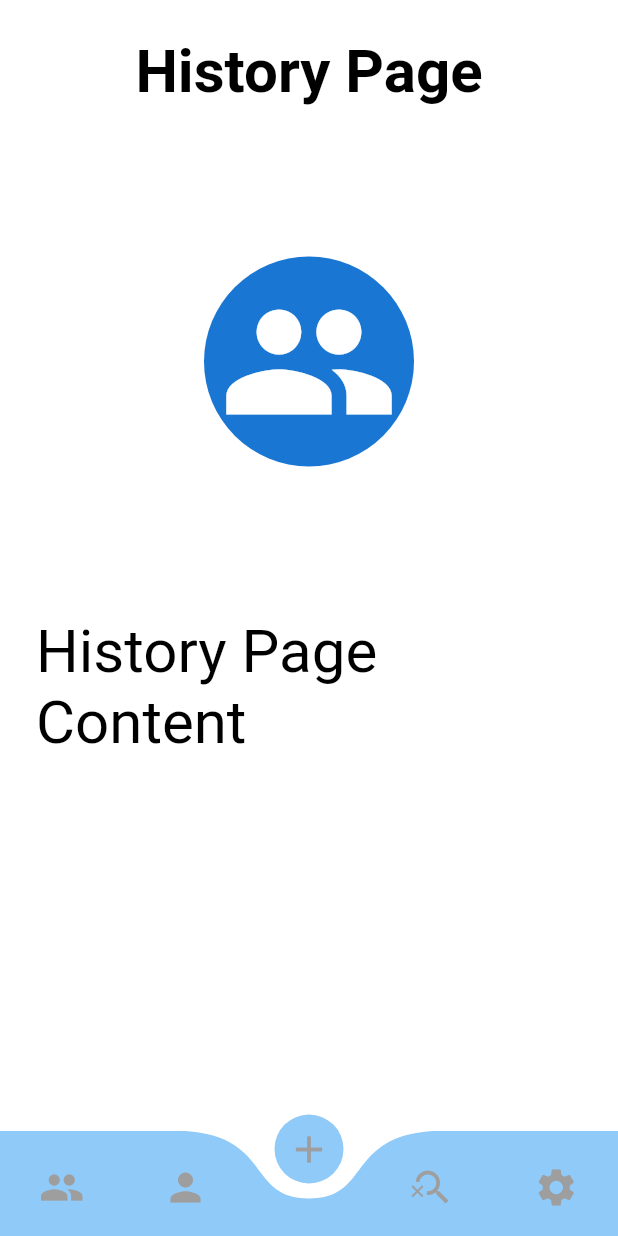
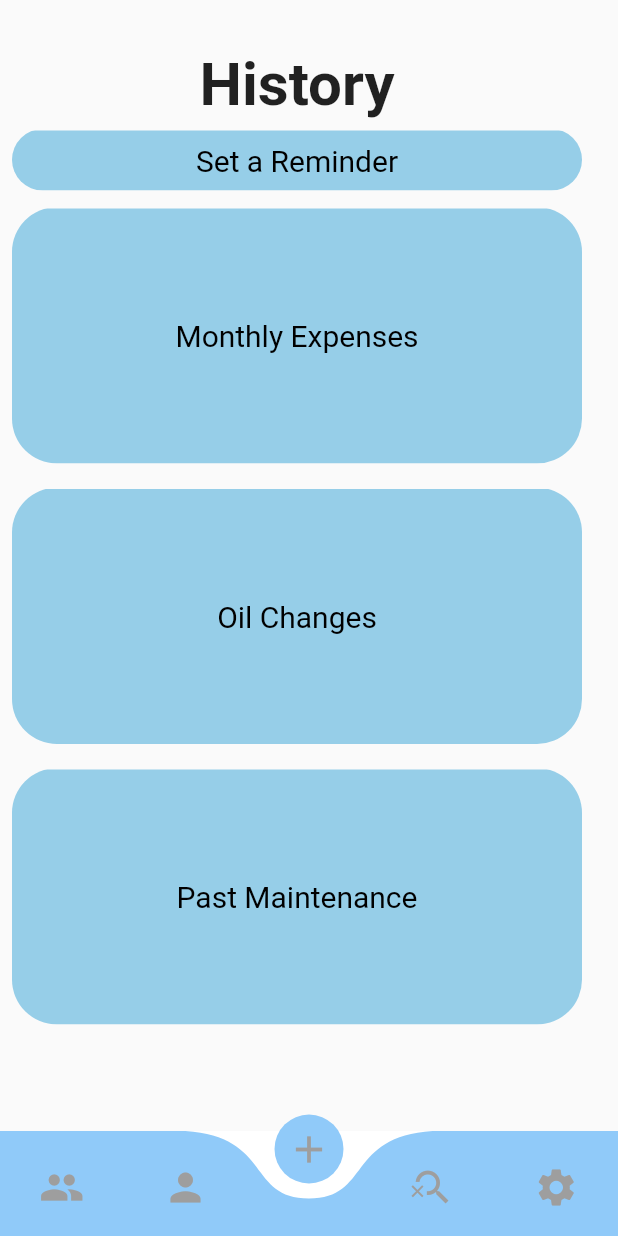
Before and after one commit to jabezj1/Motore, a Flutter app: the screen it shows once a user with an empty profile is signed in, item 3 of the bottom bar chosen, on a phone screen of 412 x 824 dp. Run offline on Flutter 3.47's test engine with Material 2 defaults, Android fonts, the phone set to English and light mode, and no system bars; drawn by our look-alikes of curved_navigation_bar; our stand-ins replace animated_splash_screen, firebase_auth, firebase_core; accounts and stored records are empty.

Commit message:
small change

```diff
--- a/lib/pages/History.dart
+++ b/lib/pages/History.dart
@@ -5,6 +5,116 @@ class History extends StatelessWidget {
 
   @override
   Widget build(BuildContext context) {
+    return Scaffold(
+      body: Column(
+        children: [
+          SizedBox(
+            height: 30,
+          ),
+          Padding(
+            padding: const EdgeInsets.all(3.0),
+            child: Text(
+              "History",
+              style: TextStyle(fontSize: 40, fontWeight: FontWeight.w600),
+            ),
+          ),
+          Padding(
+            padding: const EdgeInsets.all(3.0),
+            child: ClipRRect(
+              borderRadius: BorderRadius.circular(30),
+              child: Container(
+                margin: const EdgeInsets.only(top: 1),
+                height: 40,
+                width: 380,
+                color: Color.fromARGB(255, 150, 206, 232),
+                // ignore: prefer_const_constructors
+                child: Center(
+                  child: const Text(
+                    "Set a Reminder",
+                    textAlign: TextAlign.center,
+                    style: TextStyle(
+                      color: Colors.black,
+                      fontSize: 20,
+                    ),
+                  ),
+                ),
+              ),
+            ),
+          ),
+          Padding(
+            padding: const EdgeInsets.all(8.0),
+            child: ClipRRect(
+              borderRadius: BorderRadius.circular(30),
+              child: Container(
+                margin: const EdgeInsets.only(top: 1),
+                height: 170,
+                width: 380,
+                color: Color.fromARGB(255, 150, 206, 232),
+                child: Center(
+                  child: const Text(
+                    "Monthly Expenses",
+                    textAlign: TextAlign.start,
+                    style: TextStyle(
+                      color: Colors.black,
+                      fontSize: 20,
+                    ),
+                  ),
+                ),
+              ),
+            ),
+          ),
+          Padding(
+            padding: const EdgeInsets.all(8.0),
+            child: ClipRRect(
+              borderRadius: BorderRadius.circular(30),
+              child: Container(
+                margin: const EdgeInsets.only(top: 1),
+                height: 170,
+                width: 380,
+                color: Color.fromARGB(255, 150, 206, 232),
+                child: Center(
+                  child: const Text(
+                    "Oil Changes",
+                    textAlign: TextAlign.start,
+                    style: TextStyle(
+                      color: Colors.black,
+                      fontSize: 20,
+                    ),
+                  ),
+                ),
+              ),
+            ),
+          ),
+          Padding(
+            padding: const EdgeInsets.all(8.0),
+            child: ClipRRect(
+              borderRadius: BorderRadius.circular(30),
+              child: Container(
+                margin: const EdgeInsets.only(top: 1),
+                height: 170,
+                width: 380,
+                color: Color.fromARGB(255, 150, 206, 232),
+                child: Center(
+                  child: const Text(
+                    "Past Maintenance",
+                    textAlign: TextAlign.start,
+                    style: TextStyle(
+                      color: Colors.black,
+                      fontSize: 20,
+                    ),
+                  ),
+                ),
+              ),
+            ),
+          ),
+        ],
+      ),
+    );
+  }
+}
+
+
+ /*
     return Padding(
       padding: const EdgeInsets.all(24.0),
       child: Column(
@@ -31,5 +141,4 @@ class History extends StatelessWidget {
         ],
       ),
     );
-  }
-}
+    */
```
Also changed, not shown: pubspec.lock.
